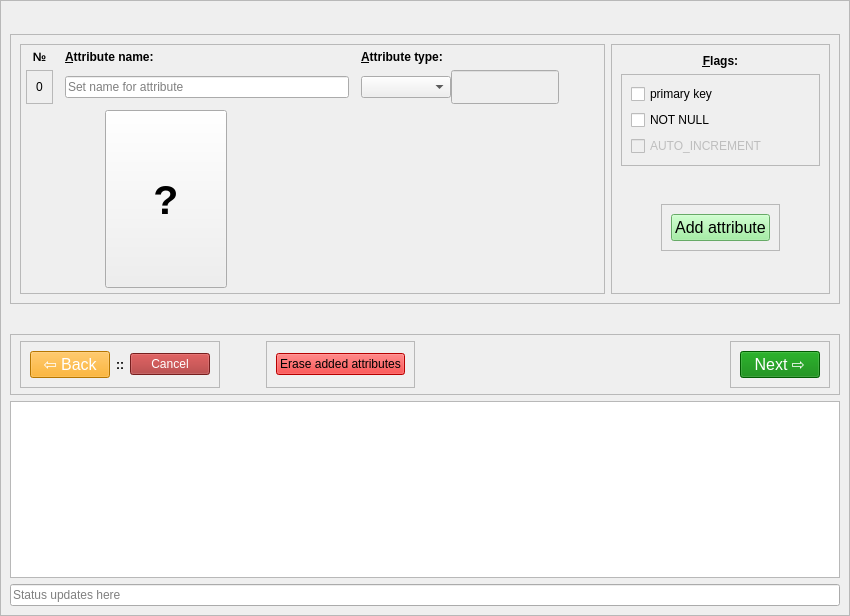
The window that create_table_constructor.ui (TiReks33/adb-explorer) describes before a commit, drawn with Qt 5.
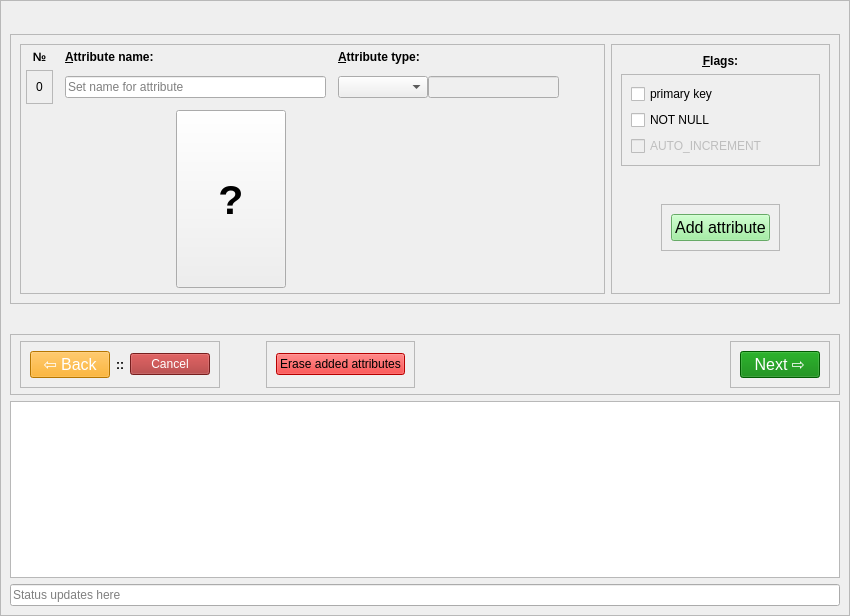
The same window after the commit. The open tabs and pages were chosen to show the change.

The edit to the form file:
```diff
--- a/create_table_constructor.ui
+++ b/create_table_constructor.ui
@@ -434,7 +434,7 @@
                  <bool>false</bool>
                 </property>
                 <property name="sizePolicy">
-                 <sizepolicy hsizetype="Fixed" vsizetype="Preferred">
+                 <sizepolicy hsizetype="MinimumExpanding" vsizetype="Fixed">
                   <horstretch>0</horstretch>
                   <verstretch>0</verstretch>
                  </sizepolicy>
@@ -496,10 +496,10 @@
             <item row="2" column="3">
              <layout class="QHBoxLayout" name="horizontalLayout_10">
               <property name="topMargin">
-               <number>15</number>
+               <number>0</number>
               </property>
               <property name="bottomMargin">
-               <number>15</number>
+               <number>0</number>
               </property>
               <item>
                <widget class="QLabel" name="atr_type_hint_1">
@@ -591,7 +591,7 @@
                  <enum>Qt::Horizontal</enum>
                 </property>
                 <property name="sizeType">
-                 <enum>QSizePolicy::Preferred</enum>
+                 <enum>QSizePolicy::Expanding</enum>
                 </property>
                 <property name="sizeHint" stdset="0">
                  <size>
@@ -635,7 +635,7 @@
                  <enum>Qt::Horizontal</enum>
                 </property>
                 <property name="sizeType">
-                 <enum>QSizePolicy::Expanding</enum>
+                 <enum>QSizePolicy::Preferred</enum>
                 </property>
                 <property name="sizeHint" stdset="0">
                  <size>
```
Left out of the diff: 4 changed lines with no effect on the pictures.
